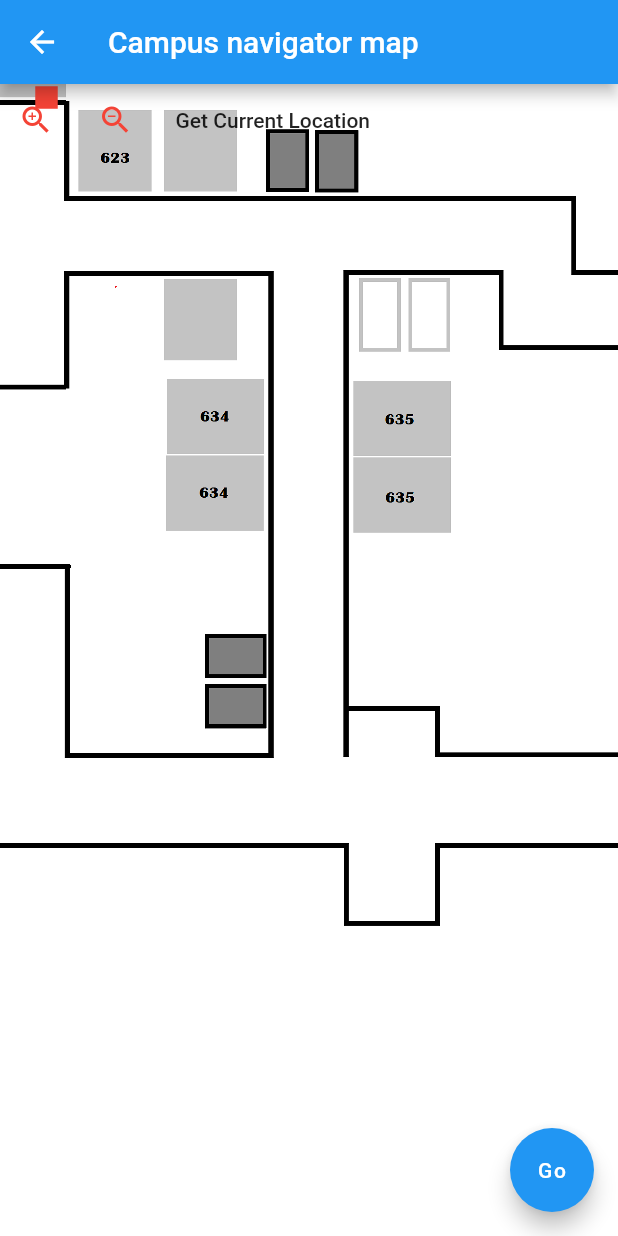
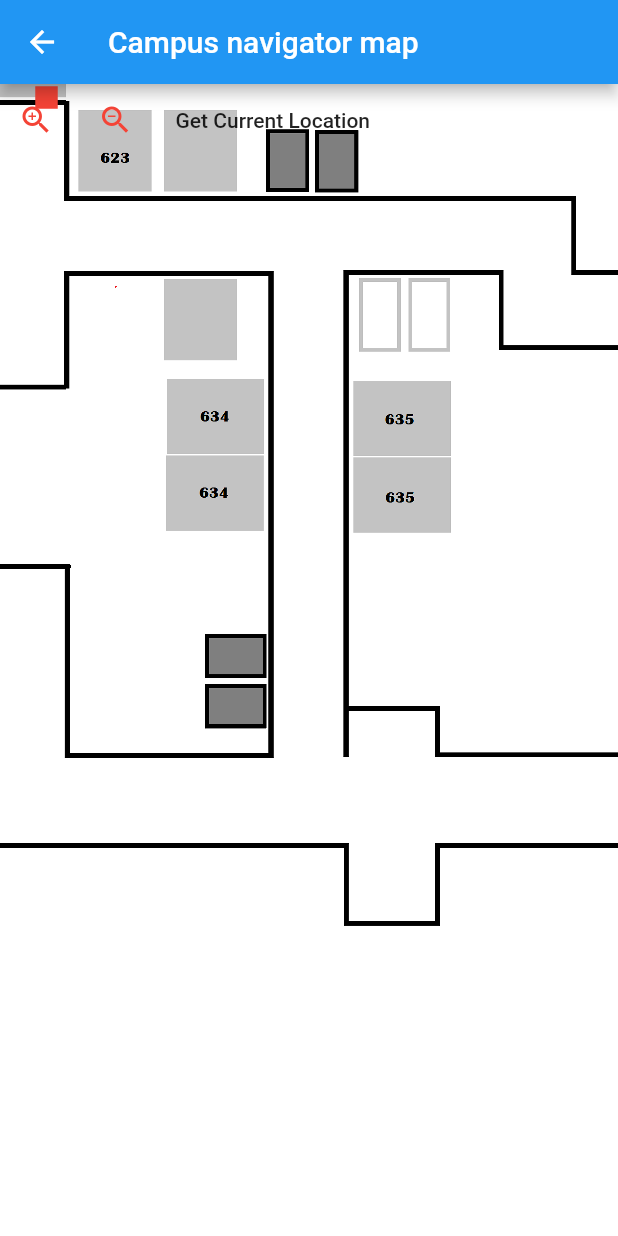
Before and after one commit to DumitruTudor/CampusNavigation, a Flutter app: the LocationApp screen opened by its route, on a phone screen of 412 x 824 dp. Run offline on Flutter 3.47's test engine with Material 2 defaults, Android fonts, the phone set to English and light mode, and no system bars; our stand-ins replace geolocator.

```diff
--- a/lib/MapClasses/ZoomContainerState.dart
+++ b/lib/MapClasses/ZoomContainerState.dart
@@ -17,9 +17,6 @@ class ZoomContainerState extends State<ZoomContainer> {
   // function that gets the current location using Geolocator API
   // set the location accuracy as accurate as possible for navigation purpose
   // print out the latitude and longitude with restricted (6) decimal numbers
-  changeImage() {
-    _imageProvider = Image.asset("assets/map_directions.png").image;
-  }
 
   _getCurrentLocation() async {
     const LocationSettings locationSettings = LocationSettings(
@@ -75,6 +72,12 @@ class ZoomContainerState extends State<ZoomContainer> {
     }
   }
 
+  void changeImage() {
+    setState(() {
+      _imageProvider = Image.asset("assets/map_directions.png").image;
+    });
+  }
+
   @override
   Widget build(BuildContext context) {
     return Stack(
@@ -111,16 +114,10 @@ class ZoomContainerState extends State<ZoomContainer> {
             MaterialButton(
               onPressed: () {
                 _getCurrentLocation();
+                changeImage();
               },
               child: const Text("Get Current Location"),
             ),
-/*             FloatingActionButton(
-              onPressed: (() {
-                changeImage();
-              }),
-              child: const Text("Go"),
-              backgroundColor: Colors.blue,
-            ), */
           ],
         ),
       ],
--- a/lib/location_page.dart
+++ b/lib/location_page.dart
@@ -16,7 +16,6 @@ class LocationApp extends StatefulWidget {
 
 class _LocationAppState extends State<LocationApp> {
   // creating variable for saving location coordinates
-  //var locationMessage = "";
   Offset offset = Offset(-0.3500, -0.7500);
   Position? pos;
   double lat = 51.3410600;
@@ -87,65 +86,6 @@ class _LocationAppState extends State<LocationApp> {
     });
   }
 
-  // build the context for displaying the current coordinates
-  // returning a visual scaffold for Material Design widgets
-/*  @override
-  Widget build(BuildContext context) {
-    return Scaffold(
-      appBar: AppBar(
-        title: const Text("LocationApp"),
-      ),
-      body: Center(
-        child: Column(
-          mainAxisAlignment: MainAxisAlignment.center,
-          crossAxisAlignment: CrossAxisAlignment.center,
-          children: [
-            if (hasArrived)
-              const AlertDialog(
-                title: Text("You have arrived"),
-                content: Text("You have arrived"),
-              ),
-            Text(
-                style: const TextStyle(fontSize: 20, fontWeight: FontWeight.w700),
-                "LATCurrent: ${pos?.latitude.toStringAsFixed(7)},\nLNGCurrent: ${pos?.longitude.toStringAsFixed(7)}"),
-            Text(
-                style: const TextStyle(fontSize: 20, fontWeight: FontWeight.w700),
-                "LAT: ${_currentPosition?.latitude.toStringAsFixed(7)}, \nLNG: ${_currentPosition?.longitude.toStringAsFixed(7)}"),
-            const Icon(Icons.location_on, size: 60, color: Colors.blue),
-            const SizedBox(
-              height: 10.0,
-            ),
-            const Text(
-              "Get user Location",
-              style: TextStyle(fontSize: 26, fontWeight: FontWeight.bold),
-            ),
-            const SizedBox(height: 20,),
-*/ /*             Text(
-              "$locationMessage\n",
-              textAlign: TextAlign.center,
-              style: const TextStyle(fontSize: 16, fontWeight: FontWeight.w700),
-            ), */ /*
-            ElevatedButton(
-              key: Key('getCurrent'),
-                onPressed: () {
-                  _determinePosition();
-                  Navigator.push(context,
-                      MaterialPageRoute(builder: (_) => CampusMap()));
-                },
-                child: const Text("Get Current Location")),
-            const SizedBox(height: 20,),
-            ElevatedButton(
-              key: Key('getLive'),
-              onPressed: () {
-                _getCurrentLocation();
-              },
-              child: const Text("Get Live Location"),
-            )
-          ],
-        ),
-      ),
-    );
-  }*/
   @override
   Widget build(BuildContext context) {
     return Scaffold(
@@ -169,27 +109,6 @@ class _LocationAppState extends State<LocationApp> {
           ],
         ),
       ),
-      floatingActionButton: FloatingActionButton(
-        onPressed: () {
-          ZoomContainer(
-            key: const Key("zoomContainer"),
-            zoomLevel: 1,
-            imageProvider: Image.asset("assets/map_directions.png").image,
-          );
-        },
-        backgroundColor: Colors.blue,
-        child: const Text("Go"),
-      ),
-      /*floatingActionButton: FloatingActionButton(
-        onPressed: () {
-          _locationPermission();
-          _getLiveLocation();
-          _updateSquareDx(_currentPosition.longitude);
-          _updateSquareDy(_currentPosition.latitude);
-        },
-        backgroundColor: Colors.blue,
-        child: const Text('Go'),
-      ),*/
     );
   }
 }
```
